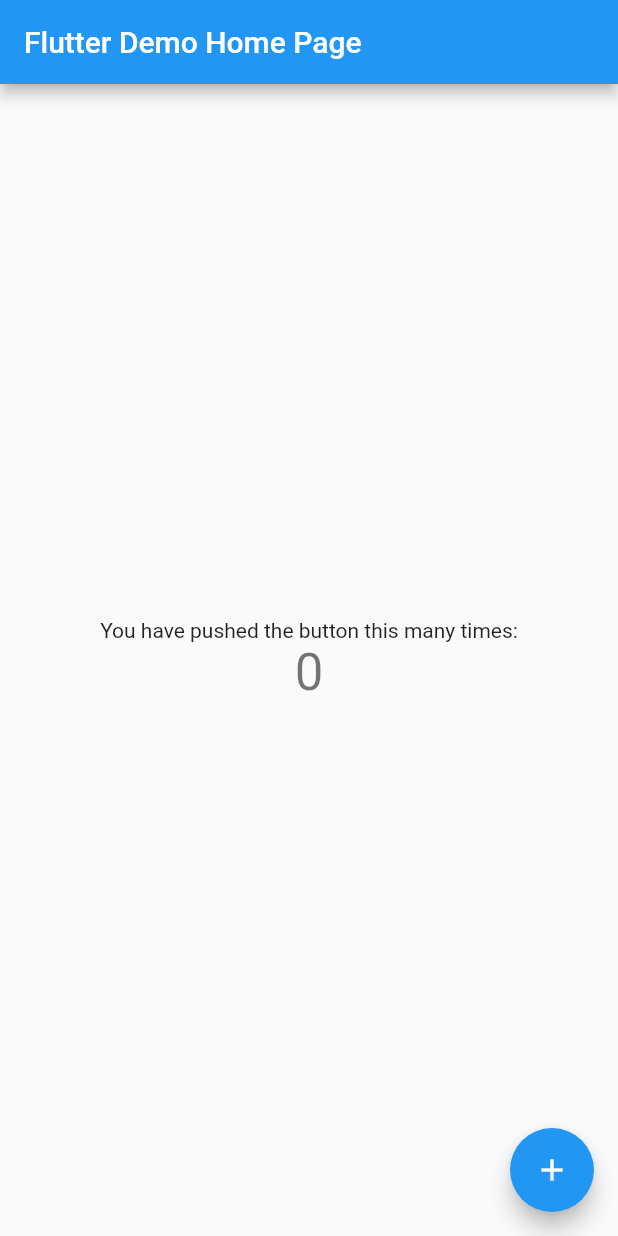
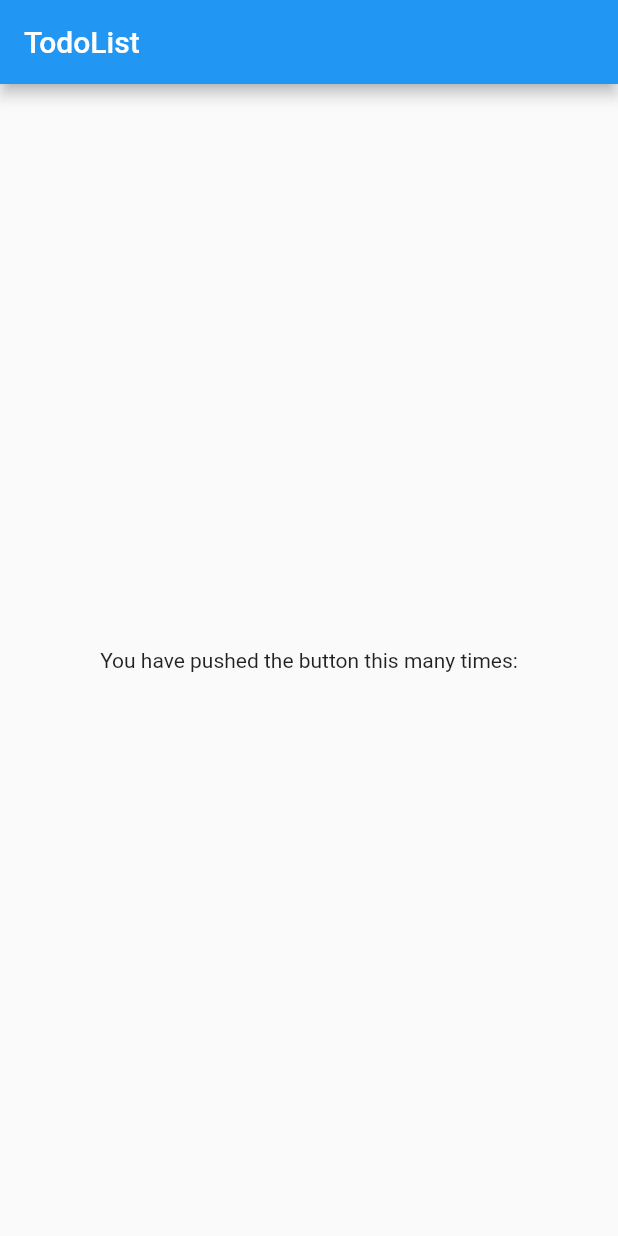
Before and after one commit to koki-to/todo-riverpod, a Flutter app: the screen it shows after launch, on a phone screen of 412 x 824 dp. Run offline on Flutter 3.47's test engine with Material 2 defaults, Android fonts, the phone set to English and light mode, and no system bars.

Commit message:
feat: リファクタリング

```diff
--- /dev/null
+++ b/lib/app.dart
@@ -0,0 +1,44 @@
+import 'package:flutter/material.dart';
+
+class MyApp extends StatelessWidget {
+  const MyApp({super.key});
+  @override
+  Widget build(BuildContext context) {
+    return MaterialApp(
+      debugShowCheckedModeBanner: false,
+      title: 'Flutter Demo',
+      theme: ThemeData(
+        primarySwatch: Colors.blue,
+      ),
+      home: const MyHomePage(),
+    );
+  }
+}
+
+class MyHomePage extends StatefulWidget {
+  const MyHomePage({super.key});
+
+  @override
+  State<MyHomePage> createState() => _MyHomePageState();
+}
+
+class _MyHomePageState extends State<MyHomePage> {
+  @override
+  Widget build(BuildContext context) {
+    return Scaffold(
+      appBar: AppBar(
+        title: const Text('TodoList'),
+      ),
+      body: const Center(
+        child: Column(
+          mainAxisAlignment: MainAxisAlignment.center,
+          children: <Widget>[
+            Text(
+              'You have pushed the button this many times:',
+            ),
+          ],
+        ),
+      ),
+    );
+  }
+}
--- a/lib/main.dart
+++ b/lib/main.dart
@@ -1,115 +1,6 @@
 import 'package:flutter/material.dart';
+import 'package:todo_riverpod/app.dart';
 
 void main() {
   runApp(const MyApp());
 }
-
-class MyApp extends StatelessWidget {
-  const MyApp({super.key});
-
-  // This widget is the root of your application.
-  @override
-  Widget build(BuildContext context) {
-    return MaterialApp(
-      title: 'Flutter Demo',
-      theme: ThemeData(
-        // This is the theme of your application.
-        //
-        // Try running your application with "flutter run". You'll see the
-        // application has a blue toolbar. Then, without quitting the app, try
-        // changing the primarySwatch below to Colors.green and then invoke
-        // "hot reload" (press "r" in the console where you ran "flutter run",
-        // or simply save your changes to "hot reload" in a Flutter IDE).
-        // Notice that the counter didn't reset back to zero; the application
-        // is not restarted.
-        primarySwatch: Colors.blue,
-      ),
-      home: const MyHomePage(title: 'Flutter Demo Home Page'),
-    );
-  }
-}
-
-class MyHomePage extends StatefulWidget {
-  const MyHomePage({super.key, required this.title});
-
-  // This widget is the home page of your application. It is stateful, meaning
-  // that it has a State object (defined below) that contains fields that affect
-  // how it looks.
-
-  // This class is the configuration for the state. It holds the values (in this
-  // case the title) provided by the parent (in this case the App widget) and
-  // used by the build method of the State. Fields in a Widget subclass are
-  // always marked "final".
-
-  final String title;
-
-  @override
-  State<MyHomePage> createState() => _MyHomePageState();
-}
-
-class _MyHomePageState extends State<MyHomePage> {
-  int _counter = 0;
-
-  void _incrementCounter() {
-    setState(() {
-      // This call to setState tells the Flutter framework that something has
-      // changed in this State, which causes it to rerun the build method below
-      // so that the display can reflect the updated values. If we changed
-      // _counter without calling setState(), then the build method would not be
-      // called again, and so nothing would appear to happen.
-      _counter++;
-    });
-  }
-
-  @override
-  Widget build(BuildContext context) {
-    // This method is rerun every time setState is called, for instance as done
-    // by the _incrementCounter method above.
-    //
-    // The Flutter framework has been optimized to make rerunning build methods
-    // fast, so that you can just rebuild anything that needs updating rather
-    // than having to individually change instances of widgets.
-    return Scaffold(
-      appBar: AppBar(
-        // Here we take the value from the MyHomePage object that was created by
-        // the App.build method, and use it to set our appbar title.
-        title: Text(widget.title),
-      ),
-      body: Center(
-        // Center is a layout widget. It takes a single child and positions it
-        // in the middle of the parent.
-        child: Column(
-          // Column is also a layout widget. It takes a list of children and
-          // arranges them vertically. By default, it sizes itself to fit its
-          // children horizontally, and tries to be as tall as its parent.
-          //
-          // Invoke "debug painting" (press "p" in the console, choose the
-          // "Toggle Debug Paint" action from the Flutter Inspector in Android
-          // Studio, or the "Toggle Debug Paint" command in Visual Studio Code)
-          // to see the wireframe for each widget.
-          //
-          // Column has various properties to control how it sizes itself and
-          // how it positions its children. Here we use mainAxisAlignment to
-          // center the children vertically; the main axis here is the vertical
-          // axis because Columns are vertical (the cross axis would be
-          // horizontal).
-          mainAxisAlignment: MainAxisAlignment.center,
-          children: <Widget>[
-            const Text(
-              'You have pushed the button this many times:',
-            ),
-            Text(
-              '$_counter',
-              style: Theme.of(context).textTheme.headlineMedium,
-            ),
-          ],
-        ),
-      ),
-      floatingActionButton: FloatingActionButton(
-        onPressed: _incrementCounter,
-        tooltip: 'Increment',
-        child: const Icon(Icons.add),
-      ), // This trailing comma makes auto-formatting nicer for build methods.
-    );
-  }
-}
```
Also changed, not shown: pubspec.lock, 2 other files.
